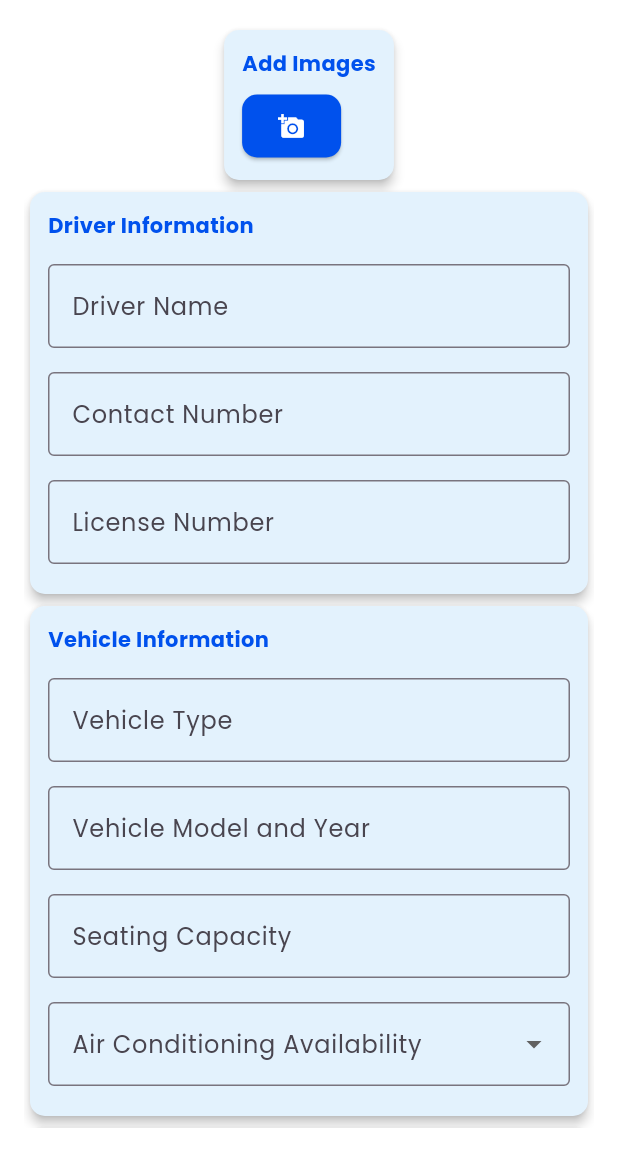
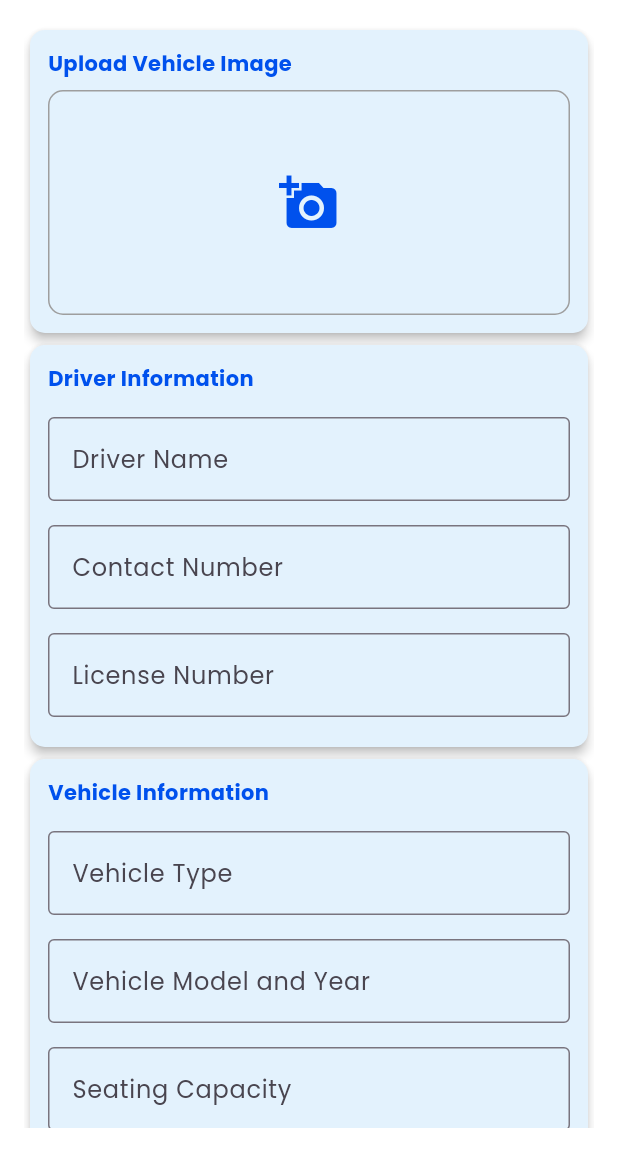
Before and after one commit to wathilaDewnaka/ridelanka-mobile-app-client, a Flutter app: the screen it shows after launch, on a phone screen of 412 x 824 dp, the part 84-1236 px from its top. Run offline on Flutter 3.47's test engine with Material 3 defaults, Android fonts, the phone set to English and light mode, and no system bars; our stand-ins replace firebase_core; accounts and stored records are empty.

Commit message:
The vehicle added page has been improved

```diff
--- a/lib/src/screens/driver/vehicle_add.dart
+++ b/lib/src/screens/driver/vehicle_add.dart
@@ -14,7 +14,6 @@ class VehicleAddScreen extends StatelessWidget {
   final TextEditingController vehicleTypeController = TextEditingController();
   final TextEditingController modelController = TextEditingController();
   final TextEditingController seatingController = TextEditingController();
-  final TextEditingController descriptionController = TextEditingController();
 
   @override
   Widget build(BuildContext context) {
@@ -29,35 +28,51 @@ class VehicleAddScreen extends StatelessWidget {
         child: SingleChildScrollView(
           child: Column(
             children: [
-              buildCard('Add Images', [
-                ElevatedButton(
-                  onPressed: () {},
-                  style: elevatedButtonStyle(),
-                  child: Icon(Icons.add_a_photo, color: Colors.white),
-                )
+              // Image Upload Section
+              buildCard('Upload Vehicle Image', [
+                Container(
+                  height: 150,
+                  width: double.infinity,
+                  decoration: BoxDecoration(
+                    border: Border.all(color: Colors.grey),
+                    borderRadius: BorderRadius.circular(10),
+                    color: Colors.blue[50],
+                  ),
+                  child: Center(
+                    child: IconButton(
+                      icon: Icon(Icons.add_a_photo,
+                          color: Color(0xFF0051ED), size: 40),
+                      onPressed: () {
+                        // Image Picker functionality
+                      },
+                    ),
+                  ),
+                ),
               ]),
+
+              // Driver Information
               buildCard('Driver Information', [
                 buildTextField(driverNameController, 'Driver Name'),
                 buildTextField(contactController, 'Contact Number'),
                 buildTextField(licenseController, 'License Number'),
               ]),
+
+              // Vehicle Information
               buildCard('Vehicle Information', [
                 buildTextField(vehicleTypeController, 'Vehicle Type'),
                 buildTextField(modelController, 'Vehicle Model and Year'),
                 buildTextField(seatingController, 'Seating Capacity'),
-                buildDropdown(['Yes', 'No'], 'Air Conditioning Availability'),
               ]),
-              buildCard('Add Description', [
-                buildTextField(
-                    descriptionController, 'Write a description here',
-                    maxLines: 3),
-              ]),
+
               SizedBox(height: 16),
+
+              // Next Button
               ElevatedButton(
                 onPressed: () {
                   Navigator.push(
                     context,
-                    MaterialPageRoute(builder: (context) => VehicleAddScreen2()),
+                    MaterialPageRoute(
+                        builder: (context) => VehicleAddScreen2()),
                   );
                 },
                 style: elevatedButtonStyle(),
@@ -78,13 +93,13 @@ class VehicleAddScreen2 extends StatelessWidget {
   final TextEditingController experienceController = TextEditingController();
   final TextEditingController countController = TextEditingController();
   final TextEditingController languagesController = TextEditingController();
-  final TextEditingController refereeController = TextEditingController();
 
   @override
   Widget build(BuildContext context) {
     return Scaffold(
       appBar: AppBar(
-        title: Text('Add Vehicle', style: TextStyle(color: Colors.white)),
+        title:
+            Text('Add Vehicle - Page 2', style: TextStyle(color: Colors.white)),
         backgroundColor: Color(0xFF0051ED),
         centerTitle: true,
       ),
@@ -93,74 +108,36 @@ class VehicleAddScreen2 extends StatelessWidget {
         child: SingleChildScrollView(
           child: Column(
             children: [
+              // Pricing Details
               buildCard('Pricing', [
                 buildTextField(startLocationController, 'Start Location'),
                 buildTextField(endLocationController, 'End Location'),
                 buildTextField(priceController, 'Price'),
                 ElevatedButton(
-                  onPressed: () {},
+                  onPressed: () {
+                    // Predict price functionality
+                  },
                   style: elevatedButtonStyle(),
                   child: Text('Predict Price',
                       style: TextStyle(color: Colors.white)),
                 ),
               ]),
-              buildCard('Background Details', [
+
+              // Work Experience & Details
+              buildCard('Driver Background Details', [
                 buildTextField(experienceController, 'Work Experience'),
                 buildTextField(countController, 'Current Count in Vehicle'),
                 buildTextField(languagesController, 'Languages'),
-                buildDropdown(
-                    ['Cash', 'Card', 'Online Payment'], 'Payment Method'),
               ]),
-              buildCard('Referee Details', [
-                buildTextField(refereeController, 'Write a description here',
-                    maxLines: 3),
-              ]),
+
               SizedBox(height: 16),
-              ElevatedButton(
-                onPressed: () {
-                  Navigator.push(
-                    context,
-                    MaterialPageRoute(builder: (context) => VehicleAddScreen3()),
-                  );
-                },
-                style: elevatedButtonStyle(),
-                child: Text('Next', style: TextStyle(color: Colors.white)),
-              ),
-            ],
-          ),
-        ),
-      ),
-    );
-  }
-}
 
-class VehicleAddScreen3 extends StatelessWidget {
-  final TextEditingController finalConfirmationController =
-      TextEditingController();
-
-  @override
-  Widget build(BuildContext context) {
-    return Scaffold(
-      appBar: AppBar(
-        title: Text('Add Vehicle', style: TextStyle(color: Colors.white)),
-        backgroundColor: Color(0xFF0051ED),
-        centerTitle: true,
-      ),
-      body: Padding(
-        padding: EdgeInsets.all(16.0),
-        child: SingleChildScrollView(
-          child: Column(
-            children: [
-              buildCard('Additional Details', [
-                buildTextField(finalConfirmationController, ' Details'),
-              ]),
-              SizedBox(height: 16),
+              // Submit Button
               ElevatedButton(
                 onPressed: () {
                   ScaffoldMessenger.of(context).showSnackBar(
                     SnackBar(
-                      content:
-                          Text('Your response was submitted successfully.'),
+                      content: Text('Vehicle Added Successfully!'),
                       backgroundColor: Colors.green,
                     ),
                   );
@@ -176,6 +153,7 @@ class VehicleAddScreen3 extends StatelessWidget {
   }
 }
 
+// Reusable Widget for Text Fields
 Widget buildTextField(TextEditingController controller, String label,
     {int maxLines = 1}) {
   return Padding(
@@ -191,22 +169,7 @@ Widget buildTextField(TextEditingController controller, String label,
   );
 }
 
-Widget buildDropdown(List<String> items, String label) {
-  return Padding(
-    padding: const EdgeInsets.symmetric(vertical: 8.0),
-    child: DropdownButtonFormField(
-      items: items.map((String value) {
-        return DropdownMenuItem(value: value, child: Text(value));
-      }).toList(),
-      onChanged: (value) {},
-      decoration: InputDecoration(
-        labelText: label,
-        border: OutlineInputBorder(),
-      ),
-    ),
-  );
-}
-
+// Reusable Widget for Cards
 Widget buildCard(String title, List<Widget> children) {
   return Card(
     color: Colors.blue[50],
@@ -228,6 +191,7 @@ Widget buildCard(String title, List<Widget> children) {
   );
 }
 
+// Button Style
 ButtonStyle elevatedButtonStyle() {
   return ElevatedButton.styleFrom(
     backgroundColor: Color(0xFF0051ED),
```
Also changed, not shown: 4 other files.
